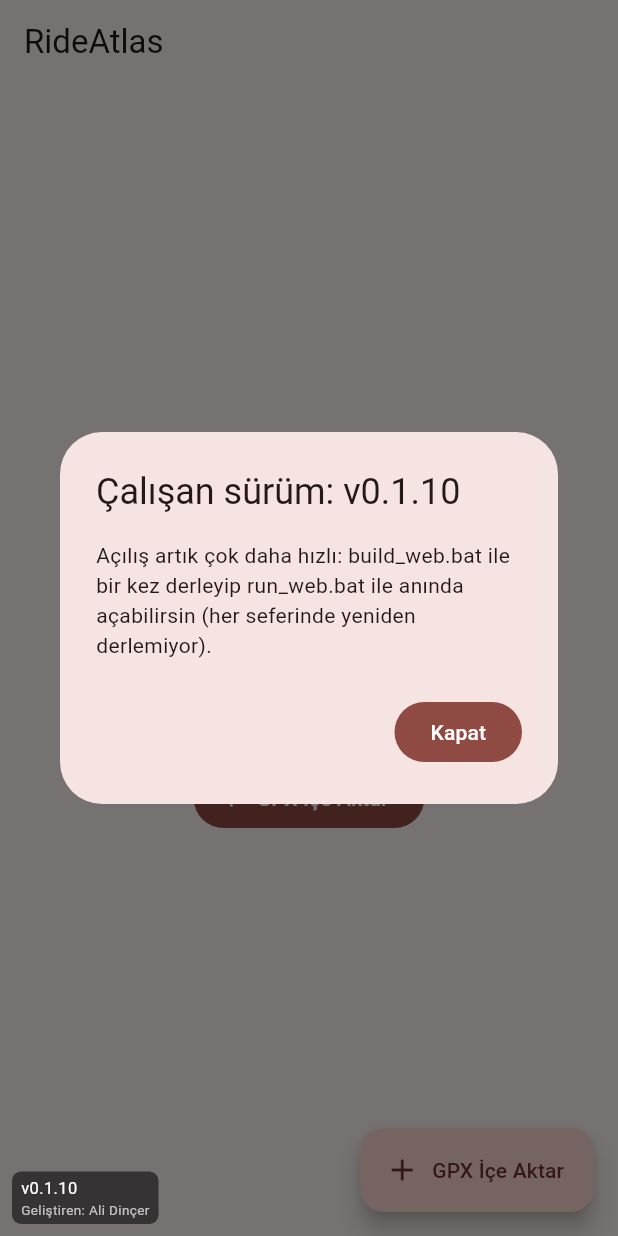
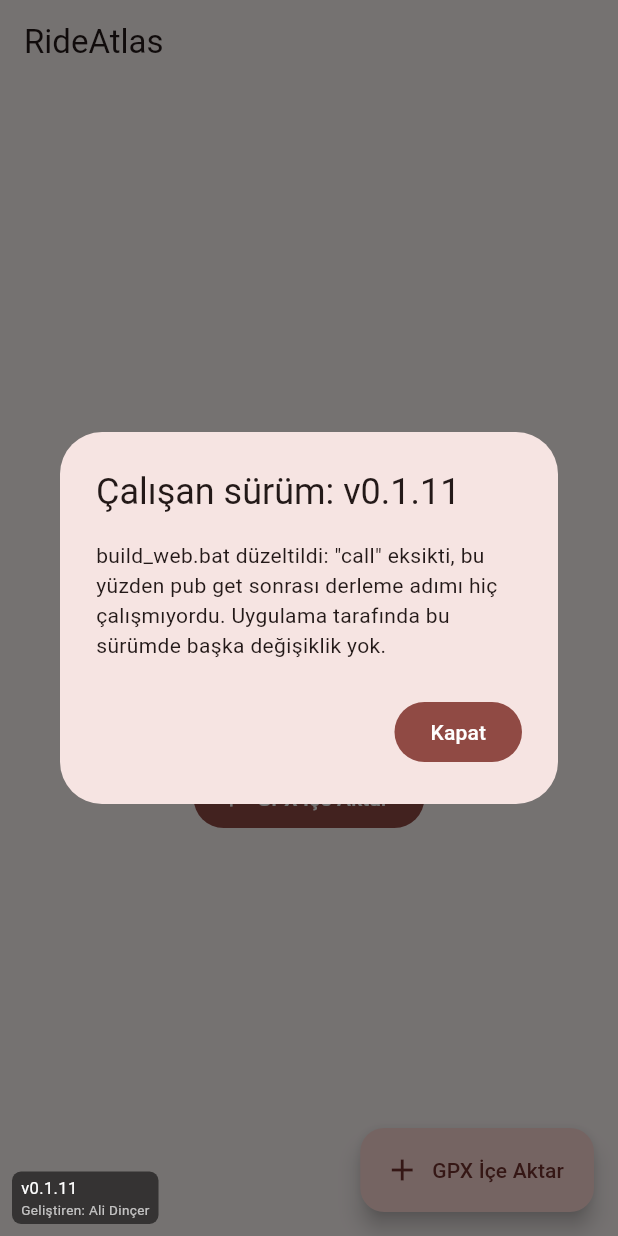
Before and after one commit to alid67-git/RideAtlas, a Flutter app: the screen it shows after launch, on a phone screen of 412 x 824 dp. Run offline on Flutter 3.47's test engine with Material 3 defaults, Android fonts, the phone set to English and light mode, and no system bars; our stand-ins replace file_picker, fl_chart, flutter_map, hive, hive_flutter, latlong2 and 1 more; missing offline and left inert: gpx; accounts and stored records are empty.

Commit message:
Fix build_web.bat: missing "call" skipped the actual build step
Invoking another .bat (flutter is itself flutter.bat) without "call"
transfers control into it permanently - when that script ends, the
calling script's execution ends too, instead of continuing to the
next line. So flutter pub get would run, and flutter build web
--release right after it would never execute at all, silently.

```diff
--- a/lib/build_info.dart
+++ b/lib/build_info.dart
@@ -1,8 +1,9 @@
 /// Bumped by hand on every push so the running build can be eyeballed on
 /// screen (Chrome tabs / dev servers can otherwise silently serve stale JS).
-const String kAppBuildLabel = 'v0.1.10';
+const String kAppBuildLabel = 'v0.1.11';
 
 /// Shown once, in a dialog, the first time this build label is seen.
 const String kAppBuildNote =
-    'Açılış artık çok daha hızlı: build_web.bat ile bir kez derleyip '
-    'run_web.bat ile anında açabilirsin (her seferinde yeniden derlemiyor).';
+    'build_web.bat düzeltildi: "call" eksikti, bu yüzden pub get sonrası '
+    'derleme adımı hiç çalışmıyordu. Uygulama tarafında bu sürümde başka '
+    'değişiklik yok.';
```
Also changed, not shown: 1 other file.
